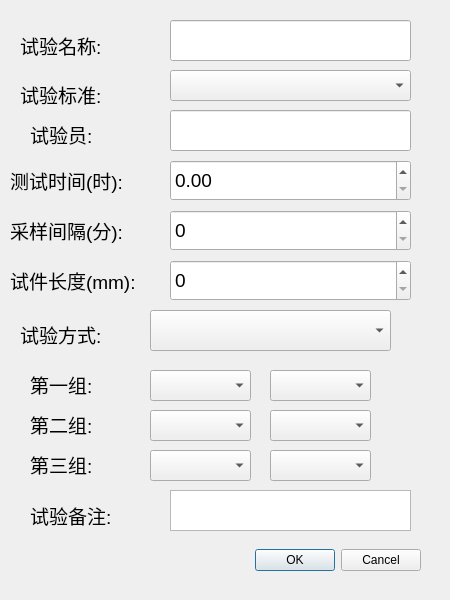
xiaoyewin/rjd_measure, file form/dlg_newtest.ui: the form before one commit.
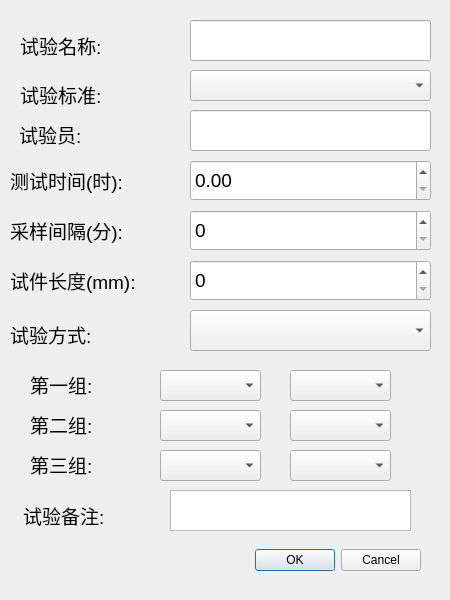
The form after the commit.

What changed in the file:
```diff
--- a/form/dlg_newtest.ui
+++ b/form/dlg_newtest.ui
@@ -34,10 +34,15 @@
     <rect>
      <x>20</x>
      <y>20</y>
-     <width>150</width>
+     <width>161</width>
      <height>51</height>
     </rect>
    </property>
+   <property name="font">
+    <font>
+     <pointsize>9</pointsize>
+    </font>
+   </property>
    <property name="text">
     <string>&lt;html&gt;&lt;head/&gt;&lt;body&gt;&lt;p&gt;&lt;span style=&quot; font-size:14pt;&quot;&gt;试验名称:&lt;/span&gt;&lt;/p&gt;&lt;/body&gt;&lt;/html&gt;</string>
    </property>
@@ -45,7 +50,7 @@
   <widget class="QLineEdit" name="lineEdit_item_name">
    <property name="geometry">
     <rect>
-     <x>170</x>
+     <x>190</x>
      <y>20</y>
      <width>241</width>
      <height>41</height>
@@ -68,10 +73,15 @@
     <rect>
      <x>20</x>
      <y>80</y>
-     <width>150</width>
+     <width>161</width>
      <height>27</height>
     </rect>
    </property>
+   <property name="font">
+    <font>
+     <pointsize>9</pointsize>
+    </font>
+   </property>
    <property name="text">
     <string>&lt;html&gt;&lt;head/&gt;&lt;body&gt;&lt;p&gt;&lt;span style=&quot; font-size:14pt;&quot;&gt;试验标准:&lt;/span&gt;&lt;/p&gt;&lt;/body&gt;&lt;/html&gt;</string>
    </property>
@@ -79,7 +89,7 @@
   <widget class="QComboBox" name="cb_standard">
    <property name="geometry">
     <rect>
-     <x>170</x>
+     <x>190</x>
      <y>70</y>
      <width>241</width>
      <height>31</height>
@@ -89,12 +99,17 @@
   <widget class="QLabel" name="label_tester">
    <property name="geometry">
     <rect>
-     <x>30</x>
+     <x>19</x>
      <y>120</y>
-     <width>150</width>
+     <width>171</width>
      <height>30</height>
     </rect>
    </property>
+   <property name="font">
+    <font>
+     <pointsize>9</pointsize>
+    </font>
+   </property>
    <property name="text">
     <string>&lt;html&gt;&lt;head/&gt;&lt;body&gt;&lt;p&gt;&lt;span style=&quot; font-size:14pt;&quot;&gt;试验员:&lt;/span&gt;&lt;/p&gt;&lt;/body&gt;&lt;/html&gt;</string>
    </property>
@@ -102,7 +117,7 @@
   <widget class="QLineEdit" name="lineEdit_tester">
    <property name="geometry">
     <rect>
-     <x>170</x>
+     <x>190</x>
      <y>110</y>
      <width>241</width>
      <height>41</height>
@@ -125,10 +140,15 @@
     <rect>
      <x>10</x>
      <y>150</y>
-     <width>150</width>
+     <width>181</width>
      <height>61</height>
     </rect>
    </property>
+   <property name="font">
+    <font>
+     <pointsize>9</pointsize>
+    </font>
+   </property>
    <property name="text">
     <string>&lt;html&gt;&lt;head/&gt;&lt;body&gt;&lt;p&gt;&lt;span style=&quot; font-size:14pt;&quot;&gt;测试时间(时):&lt;/span&gt;&lt;/p&gt;&lt;/body&gt;&lt;/html&gt;</string>
    </property>
@@ -136,7 +156,7 @@
   <widget class="QDoubleSpinBox" name="doubleSpinBox_time_sq">
    <property name="geometry">
     <rect>
-     <x>170</x>
+     <x>190</x>
      <y>160</y>
      <width>241</width>
      <height>41</height>
@@ -157,12 +177,17 @@
   <widget class="QLabel" name="label_backup">
    <property name="geometry">
     <rect>
-     <x>30</x>
+     <x>23</x>
      <y>480</y>
-     <width>104</width>
+     <width>141</width>
      <height>71</height>
     </rect>
    </property>
+   <property name="font">
+    <font>
+     <pointsize>9</pointsize>
+    </font>
+   </property>
    <property name="text">
     <string>&lt;html&gt;&lt;head/&gt;&lt;body&gt;&lt;p&gt;&lt;span style=&quot; font-size:14pt;&quot;&gt;试验备注:&lt;/span&gt;&lt;/p&gt;&lt;/body&gt;&lt;/html&gt;</string>
    </property>
@@ -180,12 +205,17 @@
   <widget class="QLabel" name="label_test_type">
    <property name="geometry">
     <rect>
-     <x>20</x>
+     <x>10</x>
      <y>320</y>
-     <width>131</width>
+     <width>151</width>
      <height>27</height>
     </rect>
    </property>
+   <property name="font">
+    <font>
+     <pointsize>9</pointsize>
+    </font>
+   </property>
    <property name="text">
     <string>&lt;html&gt;&lt;head/&gt;&lt;body&gt;&lt;p&gt;&lt;span style=&quot; font-size:14pt;&quot;&gt;试验方式:&lt;/span&gt;&lt;/p&gt;&lt;/body&gt;&lt;/html&gt;</string>
    </property>
@@ -193,7 +223,7 @@
   <widget class="QComboBox" name="cb_test_type">
    <property name="geometry">
     <rect>
-     <x>150</x>
+     <x>190</x>
      <y>310</y>
      <width>241</width>
      <height>41</height>
@@ -211,7 +241,7 @@
    </property>
    <property name="font">
     <font>
-     <pointsize>12</pointsize>
+     <pointsize>9</pointsize>
     </font>
    </property>
    <property name="text">
@@ -229,7 +259,7 @@
    </property>
    <property name="font">
     <font>
-     <pointsize>12</pointsize>
+     <pointsize>9</pointsize>
     </font>
    </property>
    <property name="text">
@@ -247,7 +277,7 @@
    </property>
    <property name="font">
     <font>
-     <pointsize>12</pointsize>
+     <pointsize>9</pointsize>
     </font>
    </property>
    <property name="text">
@@ -257,7 +287,7 @@
   <widget class="QComboBox" name="cb_arr1_1">
    <property name="geometry">
     <rect>
-     <x>150</x>
+     <x>160</x>
      <y>370</y>
      <width>101</width>
      <height>31</height>
@@ -267,7 +297,7 @@
   <widget class="QComboBox" name="cb_arr1_2">
    <property name="geometry">
     <rect>
-     <x>270</x>
+     <x>290</x>
      <y>370</y>
      <width>101</width>
      <height>31</height>
@@ -277,7 +307,7 @@
   <widget class="QComboBox" name="cb_arr2_1">
    <property name="geometry">
     <rect>
-     <x>150</x>
+     <x>160</x>
      <y>410</y>
      <width>101</width>
      <height>31</height>
@@ -287,7 +317,7 @@
   <widget class="QComboBox" name="cb_arr2_2">
    <property name="geometry">
     <rect>
-     <x>270</x>
+     <x>290</x>
      <y>410</y>
      <width>101</width>
      <height>31</height>
@@ -297,7 +327,7 @@
   <widget class="QComboBox" name="cb_arr3_1">
    <property name="geometry">
     <rect>
-     <x>150</x>
+     <x>160</x>
      <y>450</y>
      <width>101</width>
      <height>31</height>
@@ -307,7 +337,7 @@
   <widget class="QComboBox" name="cb_arr3_2">
    <property name="geometry">
     <rect>
-     <x>270</x>
+     <x>290</x>
      <y>450</y>
      <width>101</width>
      <height>31</height>
@@ -319,10 +349,15 @@
     <rect>
      <x>10</x>
      <y>200</y>
-     <width>150</width>
+     <width>181</width>
      <height>61</height>
     </rect>
    </property>
+   <property name="font">
+    <font>
+     <pointsize>9</pointsize>
+    </font>
+   </property>
    <property name="text">
     <string>&lt;html&gt;&lt;head/&gt;&lt;body&gt;&lt;p&gt;&lt;span style=&quot; font-size:14pt;&quot;&gt;采样间隔(分):&lt;/span&gt;&lt;/p&gt;&lt;/body&gt;&lt;/html&gt;</string>
    </property>
@@ -330,7 +365,7 @@
   <widget class="QDoubleSpinBox" name="doubleSpinBox_sample_interval">
    <property name="geometry">
     <rect>
-     <x>170</x>
+     <x>190</x>
      <y>210</y>
      <width>241</width>
      <height>41</height>
@@ -356,10 +391,15 @@
     <rect>
      <x>10</x>
      <y>250</y>
-     <width>150</width>
+     <width>181</width>
      <height>61</height>
     </rect>
    </property>
+   <property name="font">
+    <font>
+     <pointsize>9</pointsize>
+    </font>
+   </property>
    <property name="text">
     <string>&lt;html&gt;&lt;head/&gt;&lt;body&gt;&lt;p&gt;&lt;span style=&quot; font-size:14pt;&quot;&gt;试件长度(mm):&lt;/span&gt;&lt;/p&gt;&lt;/body&gt;&lt;/html&gt;</string>
    </property>
@@ -367,7 +407,7 @@
   <widget class="QDoubleSpinBox" name="doubleSpinBox_test_len">
    <property name="geometry">
     <rect>
-     <x>170</x>
+     <x>190</x>
      <y>260</y>
      <width>241</width>
      <height>41</height>
```
